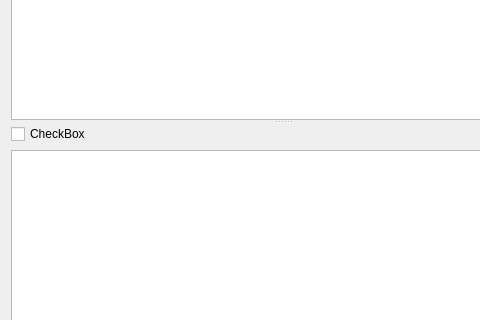
The window that schedule_dialog.ui (pgathogo/auto-scheduler) describes before a commit, drawn with Qt 5; both pictures show x 0 to 480 and y 243 to 563 of the 1114 by 684 pixel window.
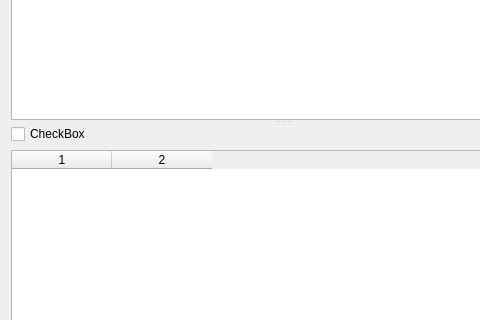
The same window after the commit.

Commit message:
Save schedule to database
This patch adds functionality to save generated schedule to both
MSSQL database (schedule table) and local Sqlite database
(schedule table).

The edit to the form file:
```diff
--- a/schedule_dialog.ui
+++ b/schedule_dialog.ui
@@ -102,7 +102,7 @@
       <property name="orientation">
        <enum>Qt::Vertical</enum>
       </property>
-      <widget class="QWidget" name="">
+      <widget class="QWidget" name="layoutWidget">
        <layout class="QVBoxLayout" name="verticalLayout">
         <item>
          <widget class="QCheckBox" name="checkBox">
@@ -116,7 +116,7 @@
         </item>
        </layout>
       </widget>
-      <widget class="QWidget" name="">
+      <widget class="QWidget" name="layoutWidget">
        <layout class="QVBoxLayout" name="verticalLayout_2">
         <item>
          <widget class="QCheckBox" name="checkBox_2">
@@ -126,12 +126,21 @@
          </widget>
         </item>
         <item>
-         <widget class="QListWidget" name="lwItemTypes"/>
+         <widget class="QTableWidget" name="twDates">
+          <property name="selectionBehavior">
+           <enum>QAbstractItemView::SelectRows</enum>
+          </property>
+          <property name="columnCount">
+           <number>2</number>
+          </property>
+          <column/>
+          <column/>
+         </widget>
         </item>
        </layout>
       </widget>
      </widget>
-     <widget class="QWidget" name="">
+     <widget class="QWidget" name="layoutWidget">
       <layout class="QVBoxLayout" name="verticalLayout_3">
        <item>
         <widget class="QLabel" name="label_5">
```
Left out of the diff: 18 changed lines with no effect on the pictures. The commit also changes 4 other files.
